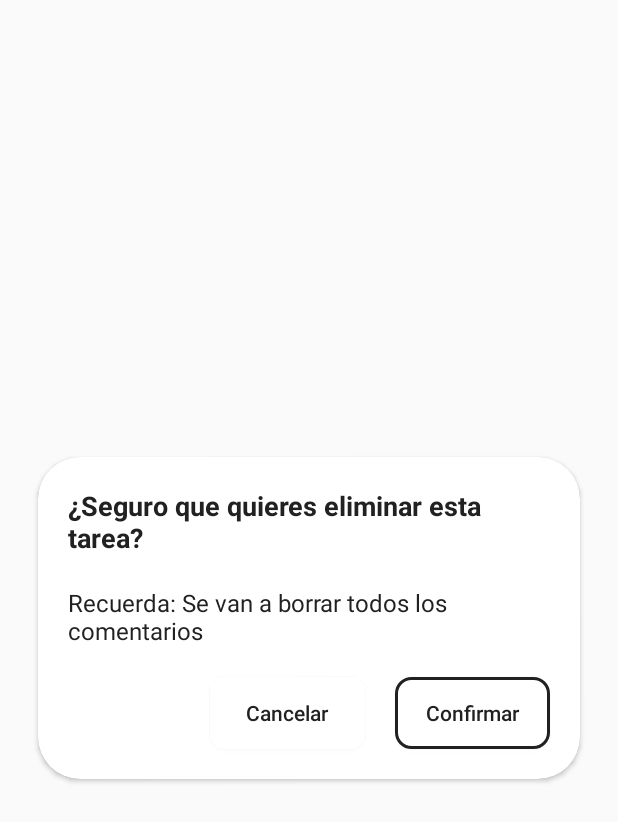
After one commit to JeanpierreSaldivar/PruebaTecnica, an Android app: the layout alert_dialog_delete.xml on its own in the app's theme, with its tools: preview values and no code run, on a phone screen of 412 x 824 dp. The commit adds this screen. Shown: the top 822 px of the screen. Run offline under Robolectric (Android 15) with nearby library versions, the phone set to English and light mode, and no system bars.

Commit message:
19:30 26

```diff
--- /dev/null
+++ b/app/src/main/java/com/saldivar/pruebatecnica/OrdenadorTareas.kt
@@ -0,0 +1,5 @@
+package com.saldivar.pruebatecnica
+
+object OrdenadorTareas {
+    var ordenTarea :Int = 0
+}
--- a/app/src/main/java/com/saldivar/pruebatecnica/activityDetalleTarea/DetalleTareaActivityModelInterface.kt
+++ b/app/src/main/java/com/saldivar/pruebatecnica/activityDetalleTarea/DetalleTareaActivityModelInterface.kt
@@ -10,4 +10,8 @@ interface DetalleTareaActivityModelInterface {
     fun actualizarTarea(titulo:String,descripcion:String,finalizacion:String,id:Int,context: Context)
 
     fun consultarDatosNuevos(context:Context,id:Int)
+
+    fun eliminarComentarios(context:Context,id:Int)
+
+    fun eliminarTarea(context:Context,id:Int)
 }
--- a/app/src/main/java/com/saldivar/pruebatecnica/activityDetalleTarea/DetalleTareaActivityPresenterInterface.kt
+++ b/app/src/main/java/com/saldivar/pruebatecnica/activityDetalleTarea/DetalleTareaActivityPresenterInterface.kt
@@ -9,4 +9,6 @@ interface DetalleTareaActivityPresenterInterface {
     fun actualizarTarea(titulo:String,descripcion:String,finalizacion:String,id:Int,context:Context)
     fun consultarDatosNuevos(context:Context,id:Int)
     fun datosNuevosTareaObtenido(tareaActualizada:List<Tareas>)
+    fun eliminarComentarios(context:Context,id:Int)
+    fun eliminarTarea(context:Context,id:Int)
 }
--- a/app/src/main/java/com/saldivar/pruebatecnica/activityMain/MainActivity.kt
+++ b/app/src/main/java/com/saldivar/pruebatecnica/activityMain/MainActivity.kt
@@ -44,5 +44,7 @@ class MainActivity : AppCompatActivity(),View.OnClickListener {
         }
     }
 
-
+    override fun onBackPressed() {
+        finish()
+    }
 }
--- a/app/src/main/java/com/saldivar/pruebatecnica/activityMain/TareasAdapter.kt
+++ b/app/src/main/java/com/saldivar/pruebatecnica/activityMain/TareasAdapter.kt
@@ -4,6 +4,7 @@ import android.annotation.SuppressLint
 import android.view.View
 import android.view.ViewGroup
 import androidx.recyclerview.widget.RecyclerView
+import com.saldivar.pruebatecnica.OrdenadorTareas
 import com.saldivar.pruebatecnica.R
 import com.saldivar.pruebatecnica.activityMain.fragment.RecyclerTareasListener
 import com.saldivar.pruebatecnica.inflate
--- a/app/src/main/java/com/saldivar/pruebatecnica/db/RoomDao.kt
+++ b/app/src/main/java/com/saldivar/pruebatecnica/db/RoomDao.kt
@@ -11,6 +11,9 @@ interface RoomDao {
     @Query("Delete From tareas")
     fun deletTareas()
 
+    @Query("Delete from tareas where id =:idTarea")
+    fun deleteTarea(idTarea:Int)
+
     @Query("SELECT * FROM tareas where estado=:estadoBuscar")
     fun getAllTareas(estadoBuscar:Boolean):List<Tareas>
 
@@ -22,6 +25,7 @@ interface RoomDao {
 
     @Query("UPDATE tareas set titulo=:tituloEnviado, descripcion=:descripcionEnviado,finalizacion=:finalizacionEnviado where id =:idEnviado")
     fun actualizarTarea(tituloEnviado:String,descripcionEnviado:String,finalizacionEnviado:String,idEnviado:Int)
+
     //Comentarios
     @Insert
     fun insertComentario(comentario: Comentarios)
@@ -29,4 +33,6 @@ interface RoomDao {
     @Query("SELECT * FROM comentarios where id_tarea = :id")
     fun getAllComentarios(id:Int):List<Comentarios>
 
+    @Query("Delete from comentarios where id_tarea=:idTarea")
+    fun eliminarComentarios(idTarea:Int)
 }
--- /dev/null
+++ b/app/src/main/res/layout/alert_dialog_delete.xml
@@ -0,0 +1,91 @@
+<?xml version="1.0" encoding="utf-8"?>
+<LinearLayout xmlns:android="http://schemas.android.com/apk/res/android"
+    xmlns:app="http://schemas.android.com/apk/res-auto"
+    android:id="@+id/alertDeleteTarea"
+    android:layout_width="match_parent"
+    android:layout_height="wrap_content"
+    android:layout_centerInParent="true"
+    android:layout_gravity="center">
+
+    <androidx.cardview.widget.CardView
+        android:layout_width="match_parent"
+        android:layout_height="wrap_content"
+        android:layout_margin="25dp"
+        android:elevation="20dp"
+        app:cardBackgroundColor="@color/white"
+        app:cardCornerRadius="28dp">
+
+        <LinearLayout
+            android:layout_width="match_parent"
+            android:layout_height="match_parent"
+            android:orientation="vertical">
+
+            <TextView
+                android:id="@+id/TituloDialogDelete"
+                android:layout_width="match_parent"
+                android:layout_height="wrap_content"
+                android:layout_marginHorizontal="20dp"
+                android:layout_marginTop="20dp"
+                android:text="¿Seguro que quieres eliminar esta tarea?"
+                android:textColor="#222020"
+                android:textSize="18sp"
+                android:textStyle="bold" />
+
+            <TextView
+                android:id="@+id/recordatorioDialogDelete"
+                android:layout_width="match_parent"
+                android:layout_height="wrap_content"
+                android:layout_marginHorizontal="20dp"
+                android:layout_marginTop="20dp"
+                android:text="Recuerda: Se van a borrar todos los comentarios"
+                android:textColor="#222020"
+                android:textSize="16sp" />
+
+
+
+
+            <androidx.constraintlayout.widget.ConstraintLayout
+                android:layout_width="match_parent"
+                android:layout_height="wrap_content">
+
+                <Button
+                    android:id="@+id/botonConfirmar"
+                    android:layout_width="wrap_content"
+                    android:layout_height="wrap_content"
+                    android:layout_gravity="end"
+                    android:layout_marginHorizontal="20dp"
+                    android:layout_marginVertical="20dp"
+                    android:background="@drawable/buton_aceptar"
+                    android:foreground="?android:attr/selectableItemBackgroundBorderless"
+                    android:text="Confirmar"
+                    android:textAllCaps="false"
+                    android:textColor="#222020"
+                    app:layout_constraintBottom_toBottomOf="parent"
+                    app:layout_constraintEnd_toEndOf="parent"
+                    app:layout_constraintTop_toTopOf="parent" />
+
+                <Button
+                    android:id="@+id/butonCancelar"
+                    android:layout_width="wrap_content"
+                    android:layout_height="wrap_content"
+                    android:layout_marginHorizontal="20dp"
+                    android:layout_marginVertical="20dp"
+                    android:background="@drawable/buton_cancelar"
+
+                    android:foreground="?android:attr/selectableItemBackgroundBorderless"
+                    android:text="Cancelar"
+                    android:textAllCaps="false"
+                    android:textColor="#222020"
+                    app:layout_constraintBottom_toBottomOf="parent"
+                    app:layout_constraintEnd_toStartOf="@+id/botonConfirmar"
+                    app:layout_constraintTop_toTopOf="parent" />
+            </androidx.constraintlayout.widget.ConstraintLayout>
+
+
+        </LinearLayout>
+
+
+    </androidx.cardview.widget.CardView>
+
+
+</LinearLayout>
--- a/app/src/main/res/layout/alert_dialog_nueva_tarea.xml
+++ b/app/src/main/res/layout/alert_dialog_nueva_tarea.xml
@@ -44,6 +44,7 @@
                     android:layout_width="match_parent"
                     android:layout_height="wrap_content"
                     android:hint="Titulo"
+                    android:singleLine="true"
                     android:layout_marginHorizontal="8dp"
                     android:textColor="#222020"
                     android:textSize="14sp"
```
Also changed, not shown: app/src/main/java/com/saldivar/pruebatecnica/ExtensionFunction.kt (+24 -3 lines), app/src/main/java/com/saldivar/pruebatecnica/activityDetalleTarea/DetalleTareaActivity.kt (+28 -10 lines), app/src/main/java/com/saldivar/pruebatecnica/activityDetalleTarea/DetalleTareaActivityModel.kt (+8 -0 lines), app/src/main/java/com/saldivar/pruebatecnica/activityDetalleTarea/DetalleTareaActivityPresenter.kt (+8 -0 lines), app/src/main/java/com/saldivar/pruebatecnica/activityMain/fragment/ListTareasFragment.kt (+4 -4 lines).
